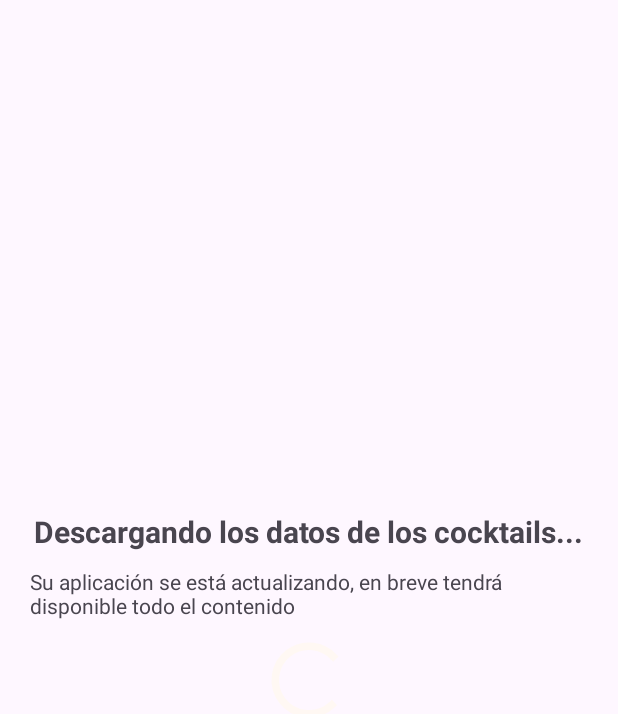
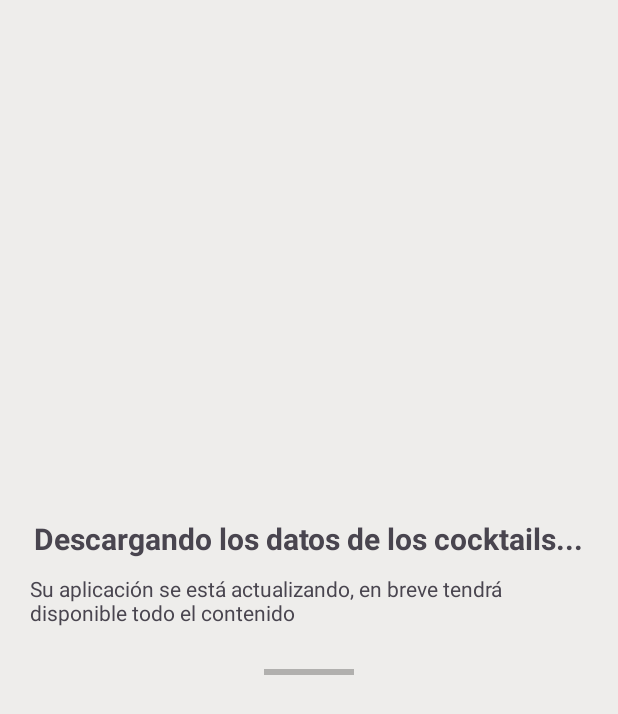
Before and after one commit to GemaVNZ/TheCocktail, an Android app: the layout activity_main.xml on its own in the app's theme, with its tools: preview values and no code run, on a phone screen of 412 x 824 dp. Shown: the top 714 px of the screen. Run offline under Robolectric (Android 15) with nearby library versions, the phone set to English and light mode, and no system bars.

Commit message:
Se mejora el diseño y se corrigen las últimas funcionalidades.

```diff
--- a/app/build.gradle.kts
+++ b/app/build.gradle.kts
@@ -51,6 +51,7 @@ dependencies {
     implementation("androidx.appcompat:appcompat:1.7.0")
     implementation("com.google.android.material:material:1.12.0")
     implementation("androidx.constraintlayout:constraintlayout:2.1.4")
+    implementation("androidx.activity:activity:1.9.0")
     testImplementation("junit:junit:4.13.2")
     androidTestImplementation("androidx.test.ext:junit:1.2.1")
     androidTestImplementation("androidx.test.espresso:espresso-core:3.6.1")
--- a/app/src/main/AndroidManifest.xml
+++ b/app/src/main/AndroidManifest.xml
@@ -14,6 +14,12 @@
         android:supportsRtl="true"
         android:theme="@style/Theme.TheCocktail"
         tools:targetApi="31">
+        <activity
+            android:name=".activities.FunctionCall"
+            android:exported="false" />
+        <activity
+            android:name=".activities.MenuActivity"
+            android:exported="false" />
         <activity
             android:name=".activities.FavoriteActivity"
             android:exported="false" />
--- a/app/src/main/res/layout/activity_main.xml
+++ b/app/src/main/res/layout/activity_main.xml
@@ -5,7 +5,8 @@
     xmlns:tools="http://schemas.android.com/tools"
     android:layout_width="match_parent"
     android:layout_height="match_parent"
-    tools:context=".activities.MainActivity">
+    tools:context=".activities.MainActivity"
+    android:background="@color/color_optional">
 
         <!-- Botones de filtro -->
         <LinearLayout
@@ -21,20 +22,26 @@
                     android:id="@+id/descargaTextView"
                     android:layout_width="wrap_content"
                     android:layout_height="wrap_content"
-                    android:text="Descargando los datos de los cocktails..."
+                    android:text="@string/descargando_los_datos_de_los_cocktails"
                     android:textSize="20sp"
                     android:textStyle="bold"/>
 
                 <TextView
                     android:layout_width="wrap_content"
                     android:layout_height="wrap_content"
-                    android:text="Su aplicación se está actualizando, en breve tendrá disponible todo el contenido"
+                    android:text="@string/su_aplicaci_n_se_est_actualizando_en_breve_tendr_disponible_todo_el_contenido"
                     android:layout_marginTop="10dp"/>
 
                 <ProgressBar
+                    android:id="@+id/progressBar"
                     android:layout_width="60dp"
                     android:layout_height="60dp"
-                    android:layout_marginTop="10dp"/>
+                    style="?android:attr/progressBarStyleHorizontal"
+                    android:progressBackgroundTint="@color/black"
+                    android:progressTint="@color/gris_secondaryColor"
+                    android:max="100"
+                    android:progress="0"
+                    android:indeterminate="false"/>
         </LinearLayout>
 
 </FrameLayout>
--- a/app/src/main/res/layout/item_cocktail.xml
+++ b/app/src/main/res/layout/item_cocktail.xml
@@ -1,7 +1,6 @@
 <?xml version="1.0" encoding="utf-8"?>
 <androidx.constraintlayout.widget.ConstraintLayout xmlns:android="http://schemas.android.com/apk/res/android"
     xmlns:app="http://schemas.android.com/apk/res-auto"
-    xmlns:tools="http://schemas.android.com/tools"
     android:layout_width="match_parent"
     android:layout_height="wrap_content">
 
@@ -19,7 +18,8 @@
             android:layout_height="match_parent"
             android:layout_gravity="center"
             android:scaleType="centerCrop"
-            android:src="@drawable/ic_launcher_background" />
+            android:src="@drawable/ic_launcher_background"
+            android:contentDescription="@string/image"/>
 
         <TextView
             android:id="@+id/nameTextView"
@@ -27,7 +27,7 @@
             android:layout_height="wrap_content"
             android:layout_gravity="bottom|center_horizontal"
             android:layout_marginBottom="8dp"
-            android:text="MOJITO"
+            android:text="@string/cocktail_name"
             android:textSize="24sp"
             android:textAlignment="center"
             android:textColor="@color/white"
--- a/app/src/main/res/values/colors.xml
+++ b/app/src/main/res/values/colors.xml
@@ -7,4 +7,16 @@
     <color name="gris_secondaryColor">#758694</color>
     <color name="color_tarea">#F7E7DC</color>
     <color name="color_back">#FFF8F3</color>
+
+    <color name="color_optional">#EEEDEB</color>
+    <color name="color_optional2">#E6B9A6</color>
+    <color name="color_optional3">#939185</color>
+    <color name="color_optional4">#2F3645</color>
+
+    <color name="color_optional5">#85586F</color>
+    <color name="color_optional6">#A7A7A7</color>
+
+
+    <color name="color_optional8">#BDBDBD</color>
+
 </resources>
--- a/app/src/main/res/values/themes.xml
+++ b/app/src/main/res/values/themes.xml
@@ -8,8 +8,8 @@
 
     <!-- Secondary brand color. -->
     <item name="colorSecondary" type="color">@color/color_back</item>
-    <item name="colorSecondaryVariant" type="color">@color/color_back</item>
-    <item name="colorOnSecondary" type="color">@color/color_back</item>
+    <item name="colorSecondaryVariant" type="color">@color/color_optional2</item>
+    <item name="colorOnSecondary" type="color">@color/color_optional</item>
 
 </style>
 
```
Also changed, not shown: app/src/main/java/com/example/thecocktail/activities/DetailActivity.kt (+32 -22 lines), app/src/main/java/com/example/thecocktail/activities/ListActivity.kt (+7 -32 lines), app/src/main/java/com/example/thecocktail/activities/MainActivity.kt (+15 -48 lines), app/src/main/java/com/example/thecocktail/data/CocktailAPICall.kt (+0 -8 lines), app/src/main/res/layout/activity_detail.xml (+5 -3 lines), app/src/main/res/menu/menu_detail.xml (added, +12 -0 lines), app/src/main/res/menu/menu_main.xml (+0 -7 lines), app/src/main/res/values/strings.xml (+8 -4 lines).
